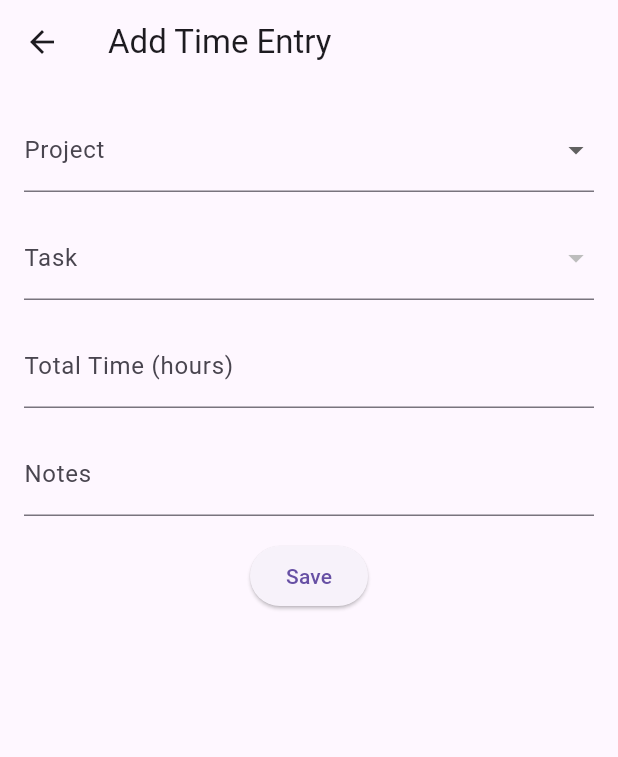
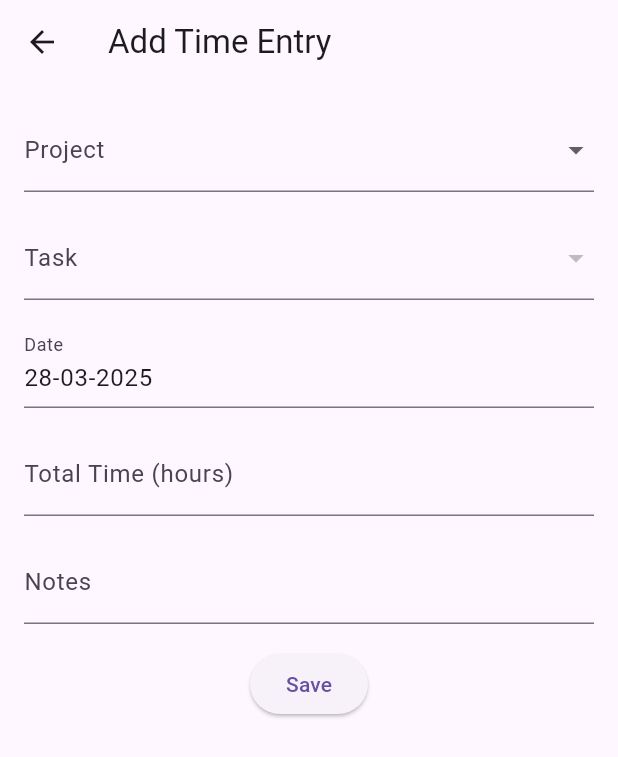
Before and after one commit to BM-Blake/time_tracker, a Flutter app: the AddTimeEntryScreen screen opened directly, on a phone screen of 412 x 824 dp. Shown: the top 757 px of the screen. Run offline on Flutter 3.47's test engine with Material 3 defaults, Android fonts, the phone set to English and light mode, and no system bars; our stand-ins replace localstorage.

Commit message:
added date field

```diff
--- a/lib/screens/time_entry_screen.dart
+++ b/lib/screens/time_entry_screen.dart
@@ -1,4 +1,5 @@
 import 'package:flutter/material.dart';
+import 'package:intl/intl.dart';
 import 'package:provider/provider.dart';
 import 'package:time_tracker/models/project.dart';
 import 'package:time_tracker/models/time_entry.dart';
@@ -89,13 +90,40 @@ class _AddTimeEntryScreenState extends State<AddTimeEntryScreen> {
                                   value: task.id,
                                   child: Text(task.name),
                                 );
-                              })
-                              ,
+                              }),
                           const DropdownMenuItem<String>(
                             value: 'add_new_task',
                             child: Text('Add New Task'),
                           ),
                         ],
+              ),
+              const SizedBox(height: 16),
+              // Date field
+              // Add a date selection field above the Total Time field
+              TextFormField(
+                readOnly:
+                    true, // Make the field read-only to prevent manual input
+                decoration: const InputDecoration(labelText: 'Date'),
+                controller: TextEditingController(
+                  text: DateFormat(
+                    'dd-MM-yyyy',
+                  ).format(date), // Display the selected date
+                ),
+                onTap: () async {
+                  final selectedDate = await showDatePicker(
+                    context: context,
+                    initialDate: date,
+                    firstDate: DateTime(
+                      2000,
+                    ), // Set the earliest selectable date
+                    lastDate: DateTime(2100), // Set the latest selectable date
+                  );
+                  if (selectedDate != null) {
+                    setState(() {
+                      date = selectedDate; // Update the selected date
+                    });
+                  }
+                },
               ),
               const SizedBox(height: 16),
               // Total Time field
```
